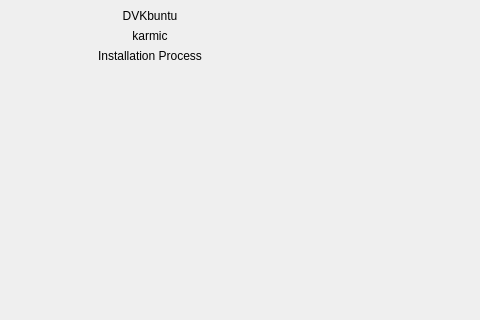
Qt form ubiquity-frontend-dvkbuntu/app.ui (handyopensource/dvkbuntu-ppa-1910) before a commit; both pictures show x 0 to 480 and y 0 to 320 of the 697 by 534 pixel window.
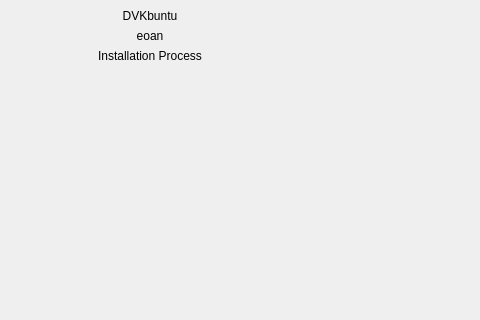
The same form after that commit.

What changed in the file:
```diff
--- a/ubiquity-frontend-dvkbuntu/app.ui
+++ b/ubiquity-frontend-dvkbuntu/app.ui
@@ -168,7 +168,7 @@
           <item>
            <widget class="QLabel" name="distro_release_label">
             <property name="text">
-             <string>karmic</string>
+             <string>eoan</string>
             </property>
             <property name="alignment">
              <set>Qt::AlignHCenter|Qt::AlignTop</set>
```
